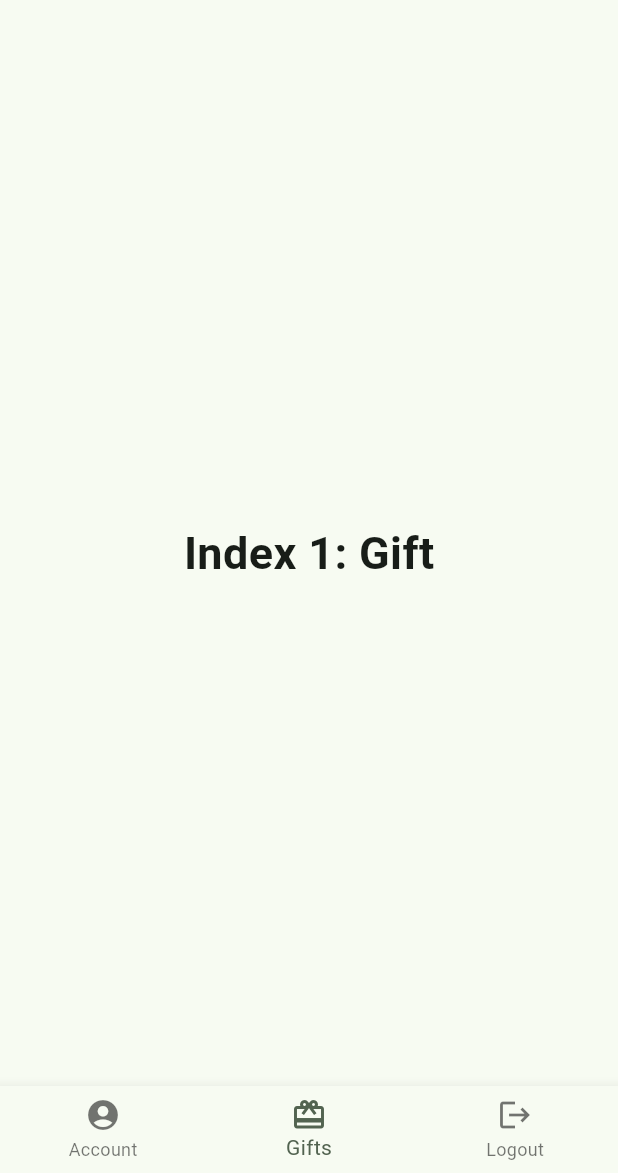
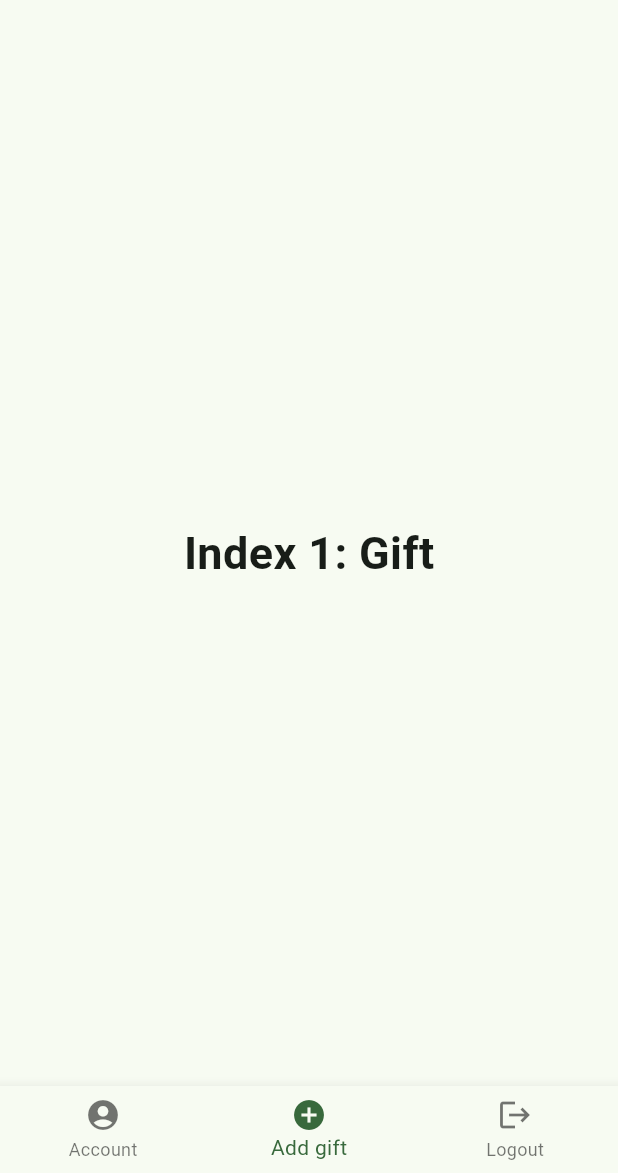
Before and after one commit to pablolambo/Gift-raiser-app, a Flutter app: the screen it shows after launch, on a phone screen of 412 x 824 dp, the part 63-1236 px from its top. Run offline on Flutter 3.47's test engine with Material 3 defaults, Android fonts, the light colour scheme and no system bars.

Commit message:
nav bar upgraded

```diff
--- a/gift_raiser/lib/main.dart
+++ b/gift_raiser/lib/main.dart
@@ -13,14 +13,21 @@ class MyApp extends StatelessWidget {
       child: MaterialApp(
         title: 'Gift raiser',
         theme: ThemeData(
-          useMaterial3: true,
-          colorScheme: ColorScheme.fromSeed(seedColor: const Color(0xFF08571E)),
-        ),
+            useMaterial3: true,
+            colorScheme:
+                ColorScheme.fromSeed(seedColor: const Color(0xFF08571E)),
+            primaryColorDark: Color.fromARGB(255, 24, 24, 24)),
         home: const HomePage(),
       ),
     );
   }
 }
+
+// theme: ThemeData(
+//   primaryColor: Colors.green, // Primary color
+//   primaryColorDark: Colors.green[700], // Primary dark color
+//   // ... other theme properties
+// ),
 
 class MyAppState extends ChangeNotifier {
   void someFunctionBlablabla() {
@@ -74,11 +81,11 @@ class _HomePageState extends State<HomePage> {
           BottomNavigationBarItem(
               icon: Icon(Icons.account_circle), label: 'Account'),
           BottomNavigationBarItem(
-              icon: Icon(Icons.wallet_giftcard_outlined), label: 'Gifts'),
+              icon: Icon(Icons.add_circle), label: 'Add gift'),
           BottomNavigationBarItem(icon: Icon(Icons.logout), label: 'Logout'),
         ],
         currentIndex: _selectedIndex,
-        selectedItemColor: theme.colorScheme.secondary,
+        selectedItemColor: theme.colorScheme.primary,
         onTap: _onItemTapped,
       ),
     );
```
